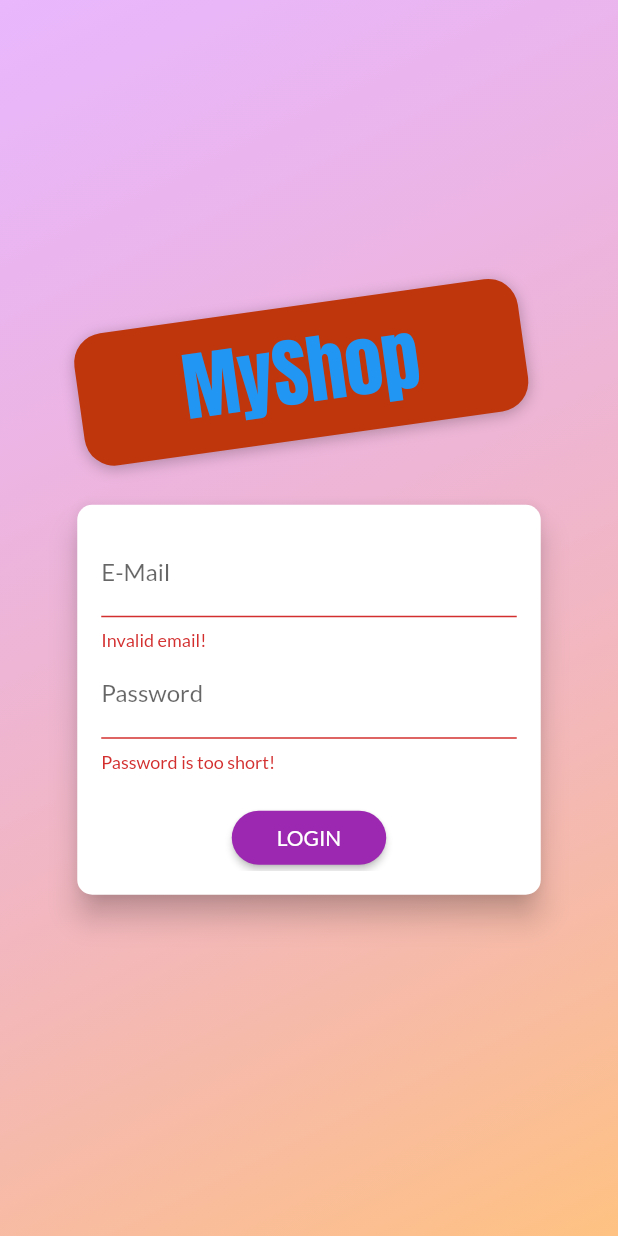
After one commit to ramagrawal2001/flutter_shop_app, a Flutter app: the screen it shows after launch, after a tap on "LOGIN", on a phone screen of 412 x 824 dp. The commit adds this screen. Run offline on Flutter 3.47's test engine with Material 2 defaults, Android fonts, the phone set to English and light mode, and no system bars; our stand-ins replace shared_preferences; network calls fail.

Commit message:
Added user auth

```diff
--- a/lib/main.dart
+++ b/lib/main.dart
@@ -1,15 +1,18 @@
 import 'package:flutter/material.dart';
 import 'package:provider/provider.dart';
 
+import './screens/splash_screen.dart';
 import './screens/products_overview_screen.dart';
 import './screens/product_detail_screen.dart';
 import './screens/cart_screen.dart';
 import './screens/orders_screen.dart';
 import './screens/user_products_screen.dart';
 import './screens/edit_product_screen.dart';
+import './screens/auth_screen.dart';
 import './providers/products.dart';
 import './providers/cart.dart';
 import './providers/orders.dart';
+import './providers/auth.dart';
 
 void main() => runApp(MyApp());
 
@@ -19,17 +22,26 @@ class MyApp extends StatelessWidget {
     return MultiProvider(
       providers: [
         ChangeNotifierProvider(
-          create: (ctx) => Products(),
+          create: (ctx) => Auth(),
+        ),
+        ChangeNotifierProxyProvider<Auth, Products>(
+          update: (ctx, auth, previousProducts) => Products(
+            auth.token,
+            previousProducts == null ? [] : previousProducts.items,
+            auth.userId,
+          ),
         ),
         ChangeNotifierProvider(
           create: (ctx) => Cart(),
         ),
-        ChangeNotifierProvider(
-          create: (ctx) => Orders(),
+        ChangeNotifierProxyProvider<Auth, Orders>(
+          update: (ctx, auth, previousOrders) => Orders(auth.token, auth.userId,
+              previousOrders == null ? [] : previousOrders.orders),
         ),
       ],
       //value: Products(),
-      child: MaterialApp(
+      child: Consumer<Auth>(
+        builder: (ctx, auth, _) => MaterialApp(
           title: 'MyShop',
           theme: ThemeData(
             fontFamily: 'Lato',
@@ -37,15 +49,25 @@ class MyApp extends StatelessWidget {
               primarySwatch: Colors.purple,
             ).copyWith(secondary: Colors.deepOrange),
           ),
-        home: ProductsOverviewScreen(),
+          home: auth.isAuth
+              ? ProductsOverviewScreen()
+              : FutureBuilder(
+                  future: auth.tryAutoLogin(),
+                  builder: (context, snapshot) =>
+                      snapshot.connectionState == ConnectionState.waiting
+                          ? SplashScreen()
+                          : AuthScreen(),
+                ),
           routes: {
             ProductDetailScreen.routeName: (context) => ProductDetailScreen(),
             CartScreen.routeName: (context) => CartScreen(),
             OrdersScreen.routeName: (context) => OrdersScreen(),
             UserProductsScreen.routeName: (context) => UserProductsScreen(),
             EditProductScreen.routeName: (context) => EditProductScreen(),
+            AuthScreen.routeName: (context) => AuthScreen(),
           },
           debugShowCheckedModeBanner: false,
+        ),
       ),
     );
   }
--- /dev/null
+++ b/lib/providers/auth.dart
@@ -0,0 +1,127 @@
+import 'dart:convert';
+import 'dart:async';
+
+import 'package:flutter/widgets.dart';
+import 'package:http/http.dart' as http;
+import 'package:shared_preferences/shared_preferences.dart';
+
+import '../models/http_exception.dart';
+
+class Auth with ChangeNotifier {
+  String _token;
+  DateTime _expiryDate;
+  String _userId;
+  Timer _authTimer;
+
+  bool get isAuth {
+    return token != null;
+  }
+
+  String get token {
+    if (_expiryDate != null &&
+        _expiryDate.isAfter(DateTime.now()) &&
+        _token != null) {
+      return _token;
+    }
+    return null;
+  }
+
+  String get userId {
+    return _userId;
+  }
+
+  Future<void> _authenticate(
+      String email, String password, String urlSegment) async {
+    final url = Uri.parse(
+      'https://identitytoolkit.googleapis.com/v1/accounts:$urlSegment?key=AIzaSyCzZoZt5PxLVRfes1xiMONR8LkajlvkpZk',
+    );
+    try {
+      final response = await http.post(
+        url,
+        body: json.encode(
+          {
+            'email': email,
+            'password': password,
+            'returnSecureToken': true,
+          },
+        ),
+      );
+      final responseData = json.decode(response.body);
+      if (responseData['error'] != null) {
+        throw HttpException(responseData['error']['message']);
+      }
+      _token = responseData['idToken'];
+      _userId = responseData['localId'];
+      _expiryDate = DateTime.now().add(
+        Duration(
+          seconds: int.parse(
+            responseData['expiresIn'],
+          ),
+        ),
+      );
+      _autoLogout();
+      notifyListeners();
+      final prefs = await SharedPreferences.getInstance();
+      final userData = json.encode(
+        {
+          'token': _token,
+          'userId': _userId,
+          'expiryDate': _expiryDate.toIso8601String(),
+        },
+      );
+      prefs.setString('userData', userData);
+    } catch (error) {
+      throw error;
+    }
+  }
+
+  Future<void> signup(String email, String password) async {
+    return _authenticate(email, password, 'signUp');
+  }
+
+  Future<void> login(String email, String password) async {
+    return _authenticate(email, password, 'signInWithPassword');
+  }
+
+  Future<bool> tryAutoLogin() async {
+    final prefs = await SharedPreferences.getInstance();
+    if (!prefs.containsKey('userData')) {
+      return false;
+    }
+    final extractedUserData =
+        json.decode(prefs.getString('userData')) as Map<String, Object>;
+    final expiryDate = DateTime.parse(extractedUserData['expiryDate']);
+
+    if (expiryDate.isBefore(DateTime.now())) {
+      return false;
+    }
+    _token = extractedUserData['token'];
+    _userId = extractedUserData['userId'];
+    _expiryDate = expiryDate;
+    notifyListeners();
+    _autoLogout();
+    return true;
+  }
+
+  Future<void> logout() async {
+    _token = null;
+    _userId = null;
+    _expiryDate = null;
+    if (_authTimer != null) {
+      _authTimer.cancel();
+      _authTimer = null;
+    }
+    notifyListeners();
+    final prefs = await SharedPreferences.getInstance();
+    // prefs.remove('userData');
+    prefs.clear();
+  }
+
+  void _autoLogout() {
+    if (_authTimer != null) {
+      _authTimer.cancel();
+    }
+    final timeToExpiry = _expiryDate.difference(DateTime.now()).inSeconds;
+    _authTimer = Timer(Duration(seconds: timeToExpiry), logout);
+  }
+}
--- a/lib/providers/orders.dart
+++ b/lib/providers/orders.dart
@@ -20,6 +20,10 @@ class OrderItem {
 
 class Orders with ChangeNotifier {
   List<OrderItem> _orders = [];
+  final String authToken;
+  final String userId;
+
+  Orders(this.authToken,this.userId, this._orders);
 
   List<OrderItem> get orders {
     return [..._orders];
@@ -27,7 +31,7 @@ class Orders with ChangeNotifier {
 
   Future<void> fetchAndSetOrders() async {
     final url = Uri.parse(
-      'https://flutter-sh-7bffd-default-rtdb.firebaseio.com/orders.json',
+      'https://flutter-sh-7bffd-default-rtdb.firebaseio.com/orders/$userId.json?auth=$authToken',
     );
     final response = await http.get(url);
     final List<OrderItem> loadedOrders = [];
@@ -60,7 +64,7 @@ class Orders with ChangeNotifier {
 
   Future<void> addOrder(List<CartItem> cartProducts, double total) async {
     final url = Uri.parse(
-      'https://flutter-sh-7bffd-default-rtdb.firebaseio.com/orders.json',
+      'https://flutter-sh-7bffd-default-rtdb.firebaseio.com/orders/$userId.json?auth=$authToken',
     );
     final timeStamp = DateTime.now();
     final response = await http.post(
--- a/lib/providers/products.dart
+++ b/lib/providers/products.dart
@@ -8,45 +8,49 @@ import '../models/http_exception.dart';
 
 class Products with ChangeNotifier {
   List<Product> _items = [
-    Product(
-      id: 'p1',
-      title: 'Red Shirt',
-      description: 'A red shirt - it is pretty red!',
-      price: 29.99,
-      imageUrl:
-          'https://cdn.pixabay.com/photo/2016/10/02/22/17/red-t-shirt-1710578_1280.jpg',
-      isFavorite: false,
-    ),
-    Product(
-      id: 'p2',
-      title: 'Trousers',
-      description: 'A nice pair of trousers.',
-      price: 59.99,
-      imageUrl:
-          'https://upload.wikimedia.org/wikipedia/commons/thumb/e/e8/Trousers%2C_dress_%28AM_1960.022-8%29.jpg/512px-Trousers%2C_dress_%28AM_1960.022-8%29.jpg',
-      isFavorite: false,
-    ),
-    Product(
-      id: 'p3',
-      title: 'Yellow Scarf',
-      description: 'Warm and cozy - exactly what you need for the winter.',
-      price: 19.99,
-      imageUrl:
-          'https://live.staticflickr.com/4043/4438260868_cc79b3369d_z.jpg',
-      isFavorite: false,
-    ),
-    Product(
-      id: 'p4',
-      title: 'A Pan',
-      description: 'Prepare any meal you want.',
-      price: 49.99,
-      imageUrl:
-          'https://upload.wikimedia.org/wikipedia/commons/thumb/1/14/Cast-Iron-Pan.jpg/1024px-Cast-Iron-Pan.jpg',
-      isFavorite: false,
-    ),
+    // Product(
+    //   id: 'p1',
+    //   title: 'Red Shirt',
+    //   description: 'A red shirt - it is pretty red!',
+    //   price: 29.99,
+    //   imageUrl:
+    //       'https://cdn.pixabay.com/photo/2016/10/02/22/17/red-t-shirt-1710578_1280.jpg',
+    //   isFavorite: false,
+    // ),
+    // Product(
+    //   id: 'p2',
+    //   title: 'Trousers',
+    //   description: 'A nice pair of trousers.',
+    //   price: 59.99,
+    //   imageUrl:
+    //       'https://upload.wikimedia.org/wikipedia/commons/thumb/e/e8/Trousers%2C_dress_%28AM_1960.022-8%29.jpg/512px-Trousers%2C_dress_%28AM_1960.022-8%29.jpg',
+    //   isFavorite: false,
+    // ),
+    // Product(
+    //   id: 'p3',
+    //   title: 'Yellow Scarf',
+    //   description: 'Warm and cozy - exactly what you need for the winter.',
+    //   price: 19.99,
+    //   imageUrl:
+    //       'https://live.staticflickr.com/4043/4438260868_cc79b3369d_z.jpg',
+    //   isFavorite: false,
+    // ),
+    // Product(
+    //   id: 'p4',
+    //   title: 'A Pan',
+    //   description: 'Prepare any meal you want.',
+    //   price: 49.99,
+    //   imageUrl:
+    //       'https://upload.wikimedia.org/wikipedia/commons/thumb/1/14/Cast-Iron-Pan.jpg/1024px-Cast-Iron-Pan.jpg',
+    //   isFavorite: false,
+    // ),
   ];
 
   //var _showFavoritesOnly = false;
+  final String authToken;
+  final String userId;
+
+  Products(this.authToken, this._items, this.userId);
 
   List<Product> get items {
     // if (_showFavoritesOnly) {
@@ -73,9 +77,11 @@ class Products with ChangeNotifier {
   //   notifyListeners();
   // }
 
-  Future<void> fetchAndSetProducts() async {
-    final url = Uri.parse(
-      'https://flutter-sh-7bffd-default-rtdb.firebaseio.com/products.json',
+  Future<void> fetchAndSetProducts([bool filterByUser = false]) async {
+    final filterString =
+        filterByUser ? 'orderBy="creatorId"&equalTo="$userId"' : '';
+    var url = Uri.parse(
+      'https://flutter-sh-7bffd-default-rtdb.firebaseio.com/products.json?auth=$authToken&$filterString',
     );
     try {
       final response = await http.get(url);
@@ -83,6 +89,11 @@ class Products with ChangeNotifier {
       if (extractedData == null) {
         return;
       }
+      url = Uri.parse(
+        'https://flutter-sh-7bffd-default-rtdb.firebaseio.com/userfavorites/$userId.json?auth=$authToken',
+      );
+      final favoriteResponse = await http.get(url);
+      final favoriteData = json.decode(favoriteResponse.body);
       final List<Product> loadedProductes = [];
       extractedData.forEach((prodId, prodData) {
         loadedProductes.add(Product(
@@ -90,7 +101,8 @@ class Products with ChangeNotifier {
           title: prodData['title'],
           description: prodData['description'],
           imageUrl: prodData['imageUrl'],
-          isFavorite: prodData['isFavorite'],
+          isFavorite:
+              favoriteData == null ? false : favoriteData[prodId] ?? false,
           price: prodData['price'],
         ));
       });
@@ -103,7 +115,7 @@ class Products with ChangeNotifier {
 
   Future<void> addProduct(Product p) async {
     final url = Uri.parse(
-      'https://flutter-sh-7bffd-default-rtdb.firebaseio.com/products.json',
+      'https://flutter-sh-7bffd-default-rtdb.firebaseio.com/products.json?auth=$authToken',
     );
 
     try {
@@ -114,7 +126,7 @@ class Products with ChangeNotifier {
           'description': p.description,
           'price': p.price,
           'imageUrl': p.imageUrl,
-          'isFavorite': p.isFavorite,
+          'creatorId': userId
         }),
       );
       final newProd = Product(
@@ -136,7 +148,7 @@ class Products with ChangeNotifier {
     final prodIndex = _items.indexWhere((prod) => p.id == prod.id);
     if (prodIndex >= 0) {
       final url = Uri.parse(
-        'https://flutter-sh-7bffd-default-rtdb.firebaseio.com/products/$id.json',
+        'https://flutter-sh-7bffd-default-rtdb.firebaseio.com/products/$id.json?auth=$authToken',
       );
       await http.patch(url,
           body: json.encode({
@@ -154,7 +166,7 @@ class Products with ChangeNotifier {
 
   Future<void> deleteProduct(String id) async {
     final url = Uri.parse(
-      'https://flutter-sh-7bffd-default-rtdb.firebaseio.com/products/$id.json',
+      'https://flutter-sh-7bffd-default-rtdb.firebaseio.com/products/$id.json?auth=$authToken',
     );
     final existingProdIndex = _items.indexWhere((element) => id == element.id);
     var existingProd = _items[existingProdIndex];
--- /dev/null
+++ b/lib/screens/auth_screen.dart
@@ -0,0 +1,279 @@
+import 'dart:math';
+
+import 'package:flutter/material.dart';
+import 'package:provider/provider.dart';
+
+import '../providers/auth.dart';
+import '../models/http_exception.dart';
+
+enum AuthMode { Signup, Login }
+
+class AuthScreen extends StatelessWidget {
+  static const routeName = '/auth';
+
+  @override
+  Widget build(BuildContext context) {
+    final deviceSize = MediaQuery.of(context).size;
+    // final transformConfig = Matrix4.rotationZ(-8 * pi / 180);
+    // transformConfig.translate(-10.0);
+    return Scaffold(
+      // resizeToAvoidBottomInset: false,
+      body: Stack(
+        children: <Widget>[
+          Container(
+            decoration: BoxDecoration(
+              gradient: LinearGradient(
+                colors: [
+                  Color.fromRGBO(215, 117, 255, 1).withOpacity(0.5),
+                  Color.fromRGBO(255, 188, 117, 1).withOpacity(0.9),
+                ],
+                begin: Alignment.topLeft,
+                end: Alignment.bottomRight,
+                stops: [0, 1],
+              ),
+            ),
+          ),
+          SingleChildScrollView(
+            child: Container(
+              height: deviceSize.height,
+              width: deviceSize.width,
+              child: Column(
+                mainAxisAlignment: MainAxisAlignment.center,
+                crossAxisAlignment: CrossAxisAlignment.center,
+                children: <Widget>[
+                  Flexible(
+                    child: Container(
+                      margin: EdgeInsets.only(bottom: 20.0),
+                      padding:
+                          EdgeInsets.symmetric(vertical: 8.0, horizontal: 70.0),
+                      transform: Matrix4.rotationZ(-8 * pi / 180)
+                        ..translate(-10.0),
+                      // ..translate(-10.0),
+                      decoration: BoxDecoration(
+                        borderRadius: BorderRadius.circular(20),
+                        color: Colors.deepOrange.shade900,
+                        boxShadow: [
+                          BoxShadow(
+                            blurRadius: 8,
+                            color: Colors.black26,
+                            offset: Offset(0, 2),
+                          )
+                        ],
+                      ),
+                      child: Text(
+                        'MyShop',
+                        style: TextStyle(
+                          color: Theme.of(context).primaryColor,
+                          fontSize: 50,
+                          fontFamily: 'Anton',
+                          fontWeight: FontWeight.normal,
+                        ),
+                      ),
+                    ),
+                  ),
+                  Flexible(
+                    flex: deviceSize.width > 600 ? 2 : 1,
+                    child: AuthCard(),
+                  ),
+                ],
+              ),
+            ),
+          ),
+        ],
+      ),
+    );
+  }
+}
+
+class AuthCard extends StatefulWidget {
+  const AuthCard({
+    Key key,
+  }) : super(key: key);
+
+  @override
+  _AuthCardState createState() => _AuthCardState();
+}
+
+class _AuthCardState extends State<AuthCard> {
+  final GlobalKey<FormState> _formKey = GlobalKey();
+  AuthMode _authMode = AuthMode.Login;
+  Map<String, String> _authData = {
+    'email': '',
+    'password': '',
+  };
+  var _isLoading = false;
+  final _passwordController = TextEditingController();
+
+  void _showErrorDialog(String message) {
+    showDialog(
+      context: context,
+      builder: ((ctx) => AlertDialog(
+            title: Text('An error occured.'),
+            content: Text(message),
+            actions: [
+              TextButton(
+                  onPressed: () {
+                    Navigator.of(ctx).pop();
+                  },
+                  child: Text('Okey'))
+            ],
+          )),
+    );
+  }
+
+  Future<void> _submit() async {
+    if (!_formKey.currentState.validate()) {
+      // Invalid!
+      return;
+    }
+    _formKey.currentState.save();
+    setState(() {
+      _isLoading = true;
+    });
+    try {
+      if (_authMode == AuthMode.Login) {
+        // Log user in
+        await Provider.of<Auth>(context, listen: false).login(
+          _authData['email'],
+          _authData['password'],
+        );
+      } else {
+        // Sign user up
+        await Provider.of<Auth>(context, listen: false).signup(
+          _authData['email'],
+          _authData['password'],
+        );
+      }
+    } on HttpException catch (error) {
+      var errorMessage = 'Authentication failed';
+      if (error.toString().contains('EMAIL_EXISTS')) {
+        errorMessage = 'This email address is already in use.';
+      } else if (error.toString().contains('INVALID_EMAIL')) {
+        errorMessage = 'This is not a valid email address.';
+      } else if (error.toString().contains('WEAK_PASSWORD')) {
+        errorMessage = 'This password is too weak.';
+      } else if (error.toString().contains('EMAIL_NOT_FOUND')) {
+        errorMessage = 'Could not find user with that email.';
+      } else if (error.toString().contains('INVALID_PASSWORD')) {
+        errorMessage = 'Invalid password.';
+      }
+      _showErrorDialog(errorMessage);
+    } catch (error) {
+      const errorMessage =
+          'Could not authenticate you. Please try again later.';
+      _showErrorDialog(errorMessage);
+    }
+    setState(() {
+      _isLoading = false;
+    });
+  }
+
+  void _switchAuthMode() {
+    if (_authMode == AuthMode.Login) {
+      setState(() {
+        _authMode = AuthMode.Signup;
+      });
+    } else {
+      setState(() {
+        _authMode = AuthMode.Login;
+      });
+    }
+  }
+
+  @override
+  Widget build(BuildContext context) {
+    final deviceSize = MediaQuery.of(context).size;
+    return Card(
+      shape: RoundedRectangleBorder(
+        borderRadius: BorderRadius.circular(10.0),
+      ),
+      elevation: 8.0,
+      child: Container(
+        height: _authMode == AuthMode.Signup ? 320 : 260,
+        constraints:
+            BoxConstraints(minHeight: _authMode == AuthMode.Signup ? 320 : 260),
+        width: deviceSize.width * 0.75,
+        padding: EdgeInsets.all(16.0),
+        child: Form(
+          key: _formKey,
+          child: SingleChildScrollView(
+            child: Column(
+              children: <Widget>[
+                TextFormField(
+                  decoration: InputDecoration(labelText: 'E-Mail'),
+                  keyboardType: TextInputType.emailAddress,
+                  validator: (value) {
+                    if (value.isEmpty || !value.contains('@')) {
+                      return 'Invalid email!';
+                    }
+                    return null;
+                  },
+                  onSaved: (value) {
+                    _authData['email'] = value;
+                  },
+                ),
+                TextFormField(
+                  decoration: InputDecoration(labelText: 'Password'),
+                  obscureText: true,
+                  controller: _passwordController,
+                  validator: (value) {
+                    if (value.isEmpty || value.length < 5) {
+                      return 'Password is too short!';
+                    }
+                  },
+                  onSaved: (value) {
+                    _authData['password'] = value;
+                  },
+                ),
+                if (_authMode == AuthMode.Signup)
+                  TextFormField(
+                    enabled: _authMode == AuthMode.Signup,
+                    decoration: InputDecoration(labelText: 'Confirm Password'),
+                    obscureText: true,
+                    validator: _authMode == AuthMode.Signup
+                        ? (value) {
+                            if (value != _passwordController.text) {
+                              return 'Passwords do not match!';
+                            }
+                          }
+                        : null,
+                  ),
+                SizedBox(
+                  height: 20,
+                ),
+                if (_isLoading)
+                  CircularProgressIndicator()
+                else
+                  ElevatedButton(
+                    child:
+                        Text(_authMode == AuthMode.Login ? 'LOGIN' : 'SIGN UP'),
+                    onPressed: _submit,
+                    style: ElevatedButton.styleFrom(
+                        shape: RoundedRectangleBorder(
+                          borderRadius: BorderRadius.circular(30),
+                        ),
+                        padding: EdgeInsets.symmetric(
+                            horizontal: 30.0, vertical: 8.0),
+                        backgroundColor: Theme.of(context).colorScheme.primary,
+                        foregroundColor:
+                            Theme.of(context).primaryTextTheme.button.color),
+                  ),
+                TextButton(
+                  child: Text(
+                      '${_authMode == AuthMode.Login ? 'SIGNUP' : 'LOGIN'} INSTEAD'),
+                  onPressed: _switchAuthMode,
+                  style: TextButton.styleFrom(
+                    padding:
+                        EdgeInsets.symmetric(horizontal: 30.0, vertical: 4),
+                    tapTargetSize: MaterialTapTargetSize.shrinkWrap,
+                    foregroundColor: Theme.of(context).colorScheme.primary,
+                  ),
+                ),
+              ],
+            ),
+          ),
+        ),
+      ),
+    );
+  }
+}
--- /dev/null
+++ b/lib/screens/splash_screen.dart
@@ -0,0 +1,12 @@
+import 'package:flutter/material.dart';
+
+class SplashScreen extends StatelessWidget {
+  @override
+  Widget build(BuildContext context) {
+    return Scaffold(
+      body: Center(
+        child: Text('Loading...'),
+      ),
+    );
+  }
+}
--- a/lib/widgets/product_item.dart
+++ b/lib/widgets/product_item.dart
@@ -4,6 +4,7 @@ import 'package:provider/provider.dart';
 import '../screens/product_detail_screen.dart';
 import '../providers/product.dart';
 import '../providers/cart.dart';
+import '../providers/auth.dart';
 
 class ProductItem extends StatelessWidget {
   // final String id;
@@ -16,6 +17,7 @@ class ProductItem extends StatelessWidget {
   Widget build(BuildContext context) {
     final product = Provider.of<Product>(context, listen: false);
     final cart = Provider.of<Cart>(context, listen: false);
+    final authData = Provider.of<Auth>(context,listen: false);
     return ClipRRect(
       borderRadius: BorderRadius.circular(10),
       child: GridTile(
@@ -27,7 +29,6 @@ class ProductItem extends StatelessWidget {
           child: Image.network(
             product.imageUrl,
             fit: BoxFit.cover,
-
           ),
         ),
         footer: GridTileBar(
@@ -38,7 +39,7 @@ class ProductItem extends StatelessWidget {
                 product.isFavorite ? Icons.favorite : Icons.favorite_border,
               ),
               onPressed: () {
-                product.toggleFavoriteStatus();
+                product.toggleFavoriteStatus(authData.token,authData.userId);
               },
               color: Theme.of(context).colorScheme.secondary,
             ),
--- a/pubspec.yaml
+++ b/pubspec.yaml
@@ -31,6 +31,7 @@ dependencies:
   provider: ^6.0.5
   intl: ^0.18.0
   http: ^0.13.5
+  shared_preferences: ^2.0.15
 
 dev_dependencies:
   flutter_test:
```
Also changed, not shown: lib/providers/product.dart (+3 -4 lines), lib/screens/user_products_screen.dart (+15 -4 lines), lib/widgets/app_drawer.dart (+15 -2 lines), pubspec.lock, 1 other file. Lines whose indentation alone changed are shown as unchanged.
